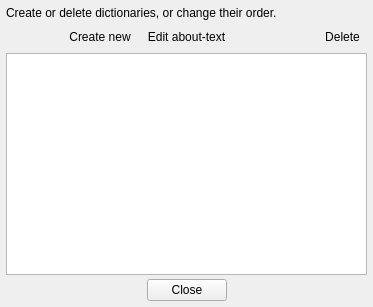
This is dictionaryeditorform.ui in z1dev/zkanji as Qt 5 draws it before an edit. The edited form follows.
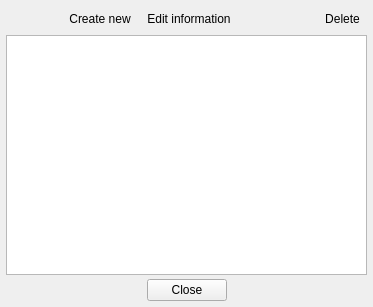
This is the edited form. Icons and pictures are not drawn. Custom widgets are drawn as their Qt base class.

Commit message: * Dictionaries can have custom SVG image flags. * Changed dictionary file format to include the flag.

```diff
--- a/dictionaryeditorform.ui
+++ b/dictionaryeditorform.ui
@@ -30,16 +30,6 @@
     <property name="bottomMargin">
      <number>6</number>
     </property>
-    <item>
-     <widget class="QLabel" name="label">
-      <property name="text">
-       <string>Create or delete dictionaries, or change their order.</string>
-      </property>
-      <property name="wordWrap">
-       <bool>true</bool>
-      </property>
-     </widget>
-    </item>
     <item>
      <layout class="QHBoxLayout" name="horizontalLayout">
       <property name="spacing">
@@ -123,7 +113,7 @@
          <string>Change the text displayed when opening the dictionary information</string>
         </property>
         <property name="text">
-         <string>Edit about-text</string>
+         <string>Edit information</string>
         </property>
         <property name="icon">
          <iconset resource="Resources/resources.qrc">
```
Left out of the diff: 2 changed lines with no effect on the pictures. The commit also changes 20 other files.
